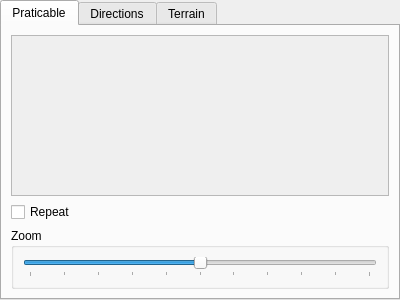
RPG-Paper-Maker/RPG-Paper-Maker, file Editor/CustomWidgets/widgettilesetsettings.ui: the form before one commit.
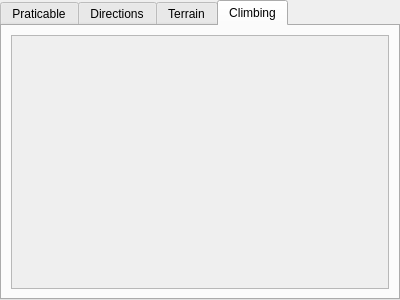
The form after the commit. The open tabs and pages were chosen to show the change. Custom widgets are drawn as their Qt base class.

Commit message: [WIP] Climbing system: climb selection tileset

Diff of the .ui file:
```diff
--- a/Editor/CustomWidgets/widgettilesetsettings.ui
+++ b/Editor/CustomWidgets/widgettilesetsettings.ui
@@ -155,6 +155,31 @@
          </item>
         </layout>
        </widget>
+       <widget class="QWidget" name="tab_3">
+        <attribute name="title">
+         <string>Climbing</string>
+        </attribute>
+        <layout class="QGridLayout" name="gridLayout_5">
+         <item row="0" column="0">
+          <widget class="QScrollArea" name="scrollArea_4">
+           <property name="widgetResizable">
+            <bool>true</bool>
+           </property>
+           <widget class="WidgetTilesetClimbing" name="widgetTilesetClimbing">
+            <property name="geometry">
+             <rect>
+              <x>0</x>
+              <y>0</y>
+              <width>374</width>
+              <height>247</height>
+             </rect>
+            </property>
+            <layout class="QGridLayout" name="gridLayout_6"/>
+           </widget>
+          </widget>
+         </item>
+        </layout>
+       </widget>
       </widget>
      </item>
     </layout>
@@ -180,6 +205,12 @@
    <header>widgettilesetterrain.h</header>
    <container>1</container>
   </customwidget>
+  <customwidget>
+   <class>WidgetTilesetClimbing</class>
+   <extends>QWidget</extends>
+   <header>widgettilesetclimbing.h</header>
+   <container>1</container>
+  </customwidget>
  </customwidgets>
  <resources/>
  <connections/>
```
The commit also changes 10 other files.
